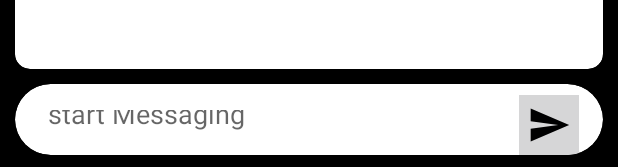
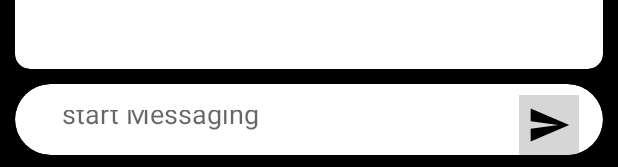
Before and after one commit to sharmaachintya08/chattify, an Android app: the layout activity_image_upload_preview.xml on its own in the app's theme, with its tools: preview values and no code run, on a phone screen of 412 x 824 dp. Shown: the part 1066-1233 px from the top of the screen. Run offline under Robolectric (Android 15) with nearby library versions, the light colour scheme and no system bars.

Commit message:
removed if statement

```diff
--- a/app/src/main/java/com/example/chatroom/adapter/ChatAdapter.java
+++ b/app/src/main/java/com/example/chatroom/adapter/ChatAdapter.java
@@ -32,7 +32,6 @@ public class ChatAdapter extends FirestoreRecyclerAdapter<ChatModel,ChatAdapter.
                 .load(model.getUser_image_url())
                 .into(holder.user_image);
 
-        if(model.getChat_image() != null){
         if(!model.getChat_image().equals("")){
             Glide.with(holder.chat_image.getContext().getApplicationContext())
                     .load(model.getChat_image())
@@ -40,7 +39,6 @@ public class ChatAdapter extends FirestoreRecyclerAdapter<ChatModel,ChatAdapter.
             holder.chat_image.setVisibility(View.VISIBLE);
         }else{
             holder.chat_image.setVisibility(View.GONE);
-            }
         }
     }
 
--- a/app/src/main/res/layout/activity_image_upload_preview.xml
+++ b/app/src/main/res/layout/activity_image_upload_preview.xml
@@ -61,7 +61,7 @@
                 android:padding="15dp"
                 app:layout_constraintBottom_toBottomOf="parent"
                 app:layout_constraintEnd_toStartOf="@+id/imageButton"
-                app:layout_constraintHorizontal_bias="0.411"
+                app:layout_constraintHorizontal_bias="0.941"
                 app:layout_constraintStart_toStartOf="parent"
                 app:layout_constraintTop_toTopOf="parent"
                 app:layout_constraintVertical_bias="1.0" />
```
Lines whose indentation alone changed are shown as unchanged.
